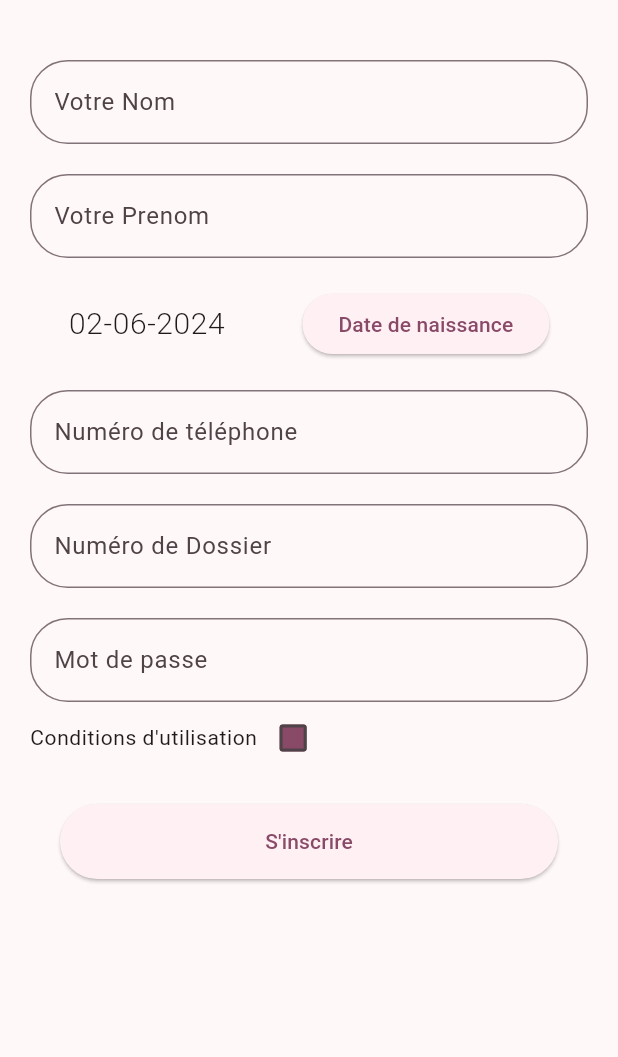
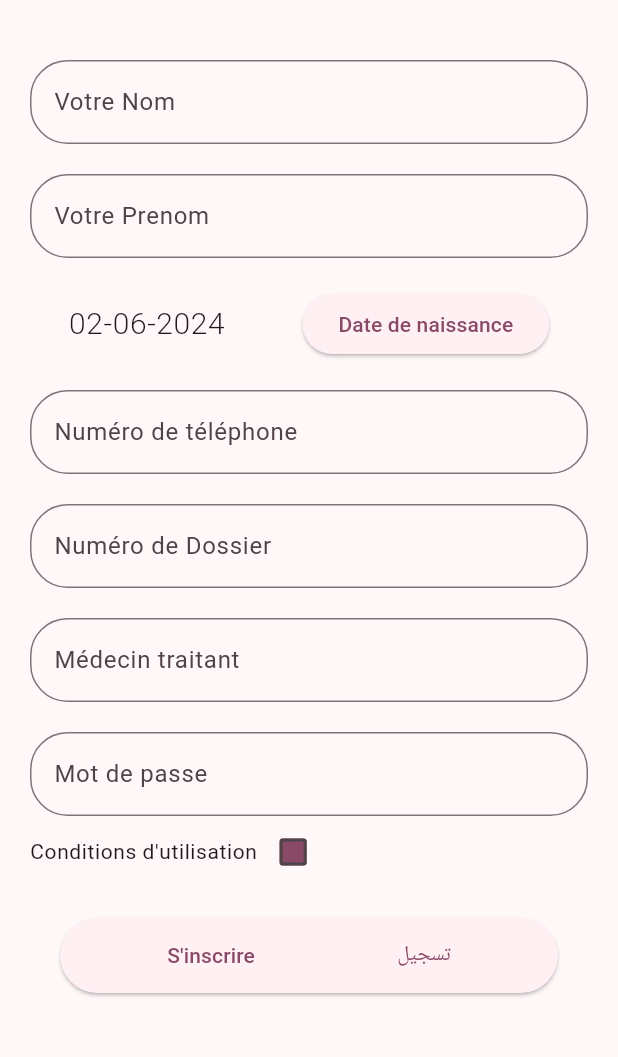
Before and after one commit to hamzaSghaier/lupus, a Flutter app: the screen it shows after launch, after a tap on "Pas de compte ?", on a phone screen of 412 x 824 dp, the part 84-1141 px from its top. Run offline on Flutter 3.47's test engine with Material 3 defaults, Android fonts, the phone set to English and light mode, and no system bars; our stand-ins replace awesome_dialog, awesome_notifications, convex_bottom_bar, flutter_svg, get, permission_handler and 1 more; missing offline and left inert: reviews_slider, webview_flutter_plus; accounts and stored records are empty; project files that could hold a hidden picture were left out.

Commit message:
add doctor name in signup and profile && translate buttons

```diff
--- a/lib/controllers/signup_controller.dart
+++ b/lib/controllers/signup_controller.dart
@@ -16,6 +16,7 @@ class SignupController extends GetxController {
           prenom: "",
           dateNaissance: "",
           numTel: "",
+          doctor: "",
           numDossier: "")
       .obs;
 
--- a/lib/entity/profile.dart
+++ b/lib/entity/profile.dart
@@ -5,6 +5,8 @@ class Profile {
   final String numTel;
   final String numDossier;
   final String password;
+  final String doctor;
+
   bool isLoggedIn;
 
   Profile(
@@ -14,11 +16,13 @@ class Profile {
       required this.numTel,
       required this.numDossier,
       required this.isLoggedIn,
+      required this.doctor,
       required this.password});
 
   factory Profile.fromJson(Map<String, dynamic> json) {
     return Profile(
       nom: json['nom'],
+      doctor: json['doctor'],
       isLoggedIn: json['isLoggedIn'],
       prenom: json['prenom'],
       dateNaissance: json['dateNaissance'],
@@ -31,6 +35,7 @@ class Profile {
   Map<String, dynamic> toJson() {
     return {
       'nom': nom,
+      'doctor': doctor,
       'prenom': prenom,
       'isLoggedIn': isLoggedIn,
       'password': password,
--- a/lib/screens/signup.dart
+++ b/lib/screens/signup.dart
@@ -26,6 +26,8 @@ class _SignUpScreenState extends State<SignUpScreen> {
 
   final TextEditingController passwordController = TextEditingController();
 
+  final TextEditingController doctorController = TextEditingController();
+
   final TextEditingController prenomController = TextEditingController();
 
   final TextEditingController numTelController = TextEditingController();
@@ -45,6 +47,7 @@ class _SignUpScreenState extends State<SignUpScreen> {
       nomController.text = profileFile.nom;
       prenomController.text = profileFile.prenom;
       numTelController.text = profileFile.numTel;
+      doctorController.text = profileFile.doctor;
       numDossierController.text = profileFile.numDossier;
     }
 
@@ -118,6 +121,11 @@ class _SignUpScreenState extends State<SignUpScreen> {
                     controller: numDossierController,
                     keyboardType: TextInputType.number,
                   ),
+                  CustomTextField(
+                    labelText: "Médecin traitant",
+                    controller: doctorController,
+                    keyboardType: TextInputType.name,
+                  ),
                   if (profile == null)
                     CustomTextField(
                       labelText: "Mot de passe",
@@ -157,12 +165,35 @@ class _SignUpScreenState extends State<SignUpScreen> {
                         minimumSize: const Size.fromHeight(50),
                       ),
                       child: profile == null
-                          ? const Text('S\'inscrire')
-                          : const Text("Modifier"),
+                          ? const Row(
+                              mainAxisAlignment: MainAxisAlignment.spaceAround,
+                              crossAxisAlignment: CrossAxisAlignment.center,
+                              children: [
+                                Text(
+                                  'S\'inscrire',
+                                ),
+                                Text(
+                                  'تسجيل',
+                                ),
+                              ],
+                            )
+                          : const Row(
+                              mainAxisAlignment: MainAxisAlignment.spaceAround,
+                              crossAxisAlignment: CrossAxisAlignment.center,
+                              children: [
+                                Text(
+                                  'Modifier',
+                                ),
+                                Text(
+                                  'تعديل',
+                                ),
+                              ],
+                            ),
                       onPressed: () {
                         if (_formKey.currentState!.validate()) {
                           Profile profile = Profile(
                               isLoggedIn: true,
+                              doctor: doctorController.text,
                               password: passwordController.text,
                               nom: nomController.text,
                               prenom: prenomController.text,
@@ -211,11 +242,23 @@ class _SignUpScreenState extends State<SignUpScreen> {
                         style: ElevatedButton.styleFrom(
                           minimumSize: const Size.fromHeight(50),
                         ),
-                        child: const Text(
+                        child: const Row(
+                          mainAxisAlignment: MainAxisAlignment.spaceAround,
+                          crossAxisAlignment: CrossAxisAlignment.center,
+                          children: [
+                            Text(
                               'Se déconnecter',
                               style: TextStyle(
                                 color: Colors.red,
                               ),
+                            ),
+                            Text(
+                              'تسجيل الخروج',
+                              style: TextStyle(
+                                color: Colors.red,
+                              ),
+                            ),
+                          ],
                         ),
                         onPressed: () {
                           showDialog(
@@ -236,6 +279,7 @@ class _SignUpScreenState extends State<SignUpScreen> {
                                     onPressed: () async {
                                       await FileService.updateProfileIsLogged(
                                           false);
+                                      // ignore: use_build_context_synchronously
                                       Navigator.pushReplacement(
                                         context,
                                         MaterialPageRoute(
@@ -262,11 +306,23 @@ class _SignUpScreenState extends State<SignUpScreen> {
                         style: ElevatedButton.styleFrom(
                           minimumSize: const Size.fromHeight(50),
                         ),
-                        child: const Text(
+                        child: const Row(
+                          mainAxisAlignment: MainAxisAlignment.spaceAround,
+                          crossAxisAlignment: CrossAxisAlignment.center,
+                          children: [
+                            Text(
                               'Supprimer mon compte',
                               style: TextStyle(
                                 color: Colors.red,
                               ),
+                            ),
+                            Text(
+                              'احذف حسابي',
+                              style: TextStyle(
+                                color: Colors.red,
+                              ),
+                            ),
+                          ],
                         ),
                         onPressed: () {
                           showDialog(
```
Lines whose indentation alone changed are shown as unchanged.
